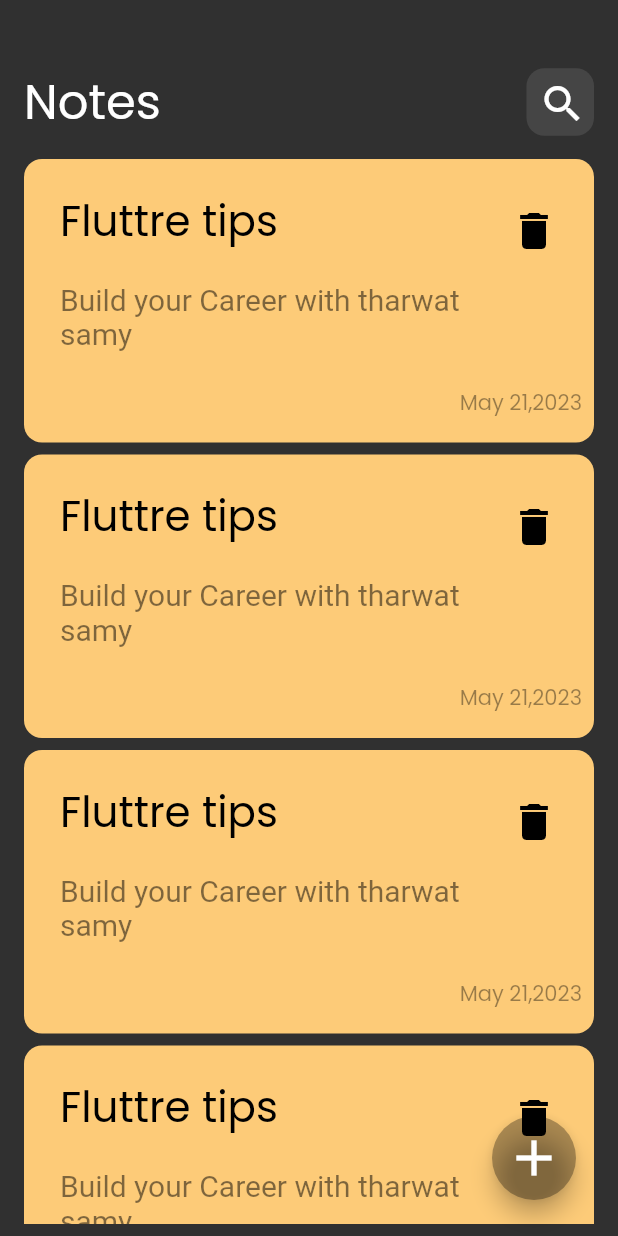
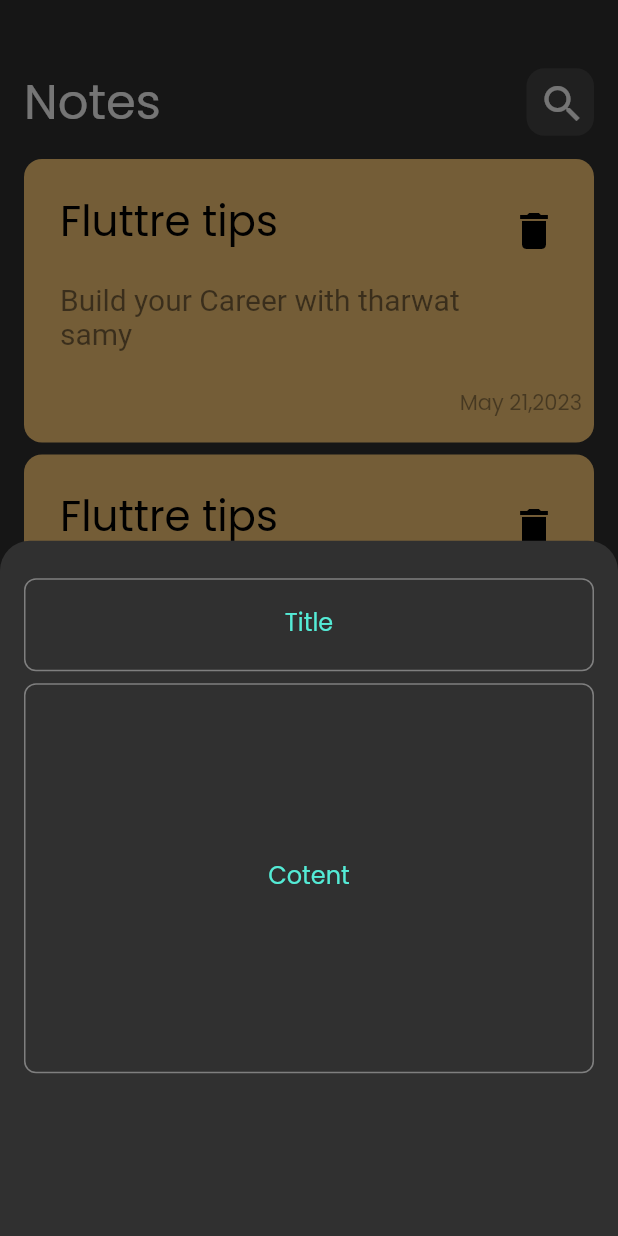
Before and after one commit to Awad-Safwat/notes_app, a Flutter app: the screen it shows after launch, after a tap on the "add" icon, on a phone screen of 412 x 824 dp. Run offline on Flutter 3.47's test engine with Material 2 defaults, Android fonts, the phone set to English and light mode, and no system bars; Roboto replaces fonts that are missing (assets/fonts/Poppins).

Commit message:
added TextField for adding new note

```diff
--- /dev/null
+++ b/lib/custome_widgets/custome_text_field.dart
@@ -0,0 +1,35 @@
+import 'package:flutter/material.dart';
+
+class CustomTextField extends StatelessWidget {
+  const CustomTextField({
+    required this.lableText,
+    required this.maxLines,
+    required this.minLines,
+    super.key,
+  });
+
+  final int minLines, maxLines;
+
+  final String lableText;
+
+  @override
+  Widget build(BuildContext context) {
+    return TextField(
+      minLines: minLines,
+      maxLines: maxLines,
+      decoration: InputDecoration(
+        label: Center(
+          child: Text(
+            lableText,
+            style: const TextStyle(
+              color: Color(0xFF54EBD6),
+            ),
+          ),
+        ),
+        border: OutlineInputBorder(
+          borderRadius: BorderRadius.circular(8),
+        ),
+      ),
+    );
+  }
+}
--- a/lib/custome_widgets/floating_action_button.dart
+++ b/lib/custome_widgets/floating_action_button.dart
@@ -1,4 +1,6 @@
 import 'package:flutter/material.dart';
+
+import 'custome_text_field.dart';
 
 class CustomFloatingActionButton extends StatelessWidget {
   const CustomFloatingActionButton({
@@ -10,12 +12,47 @@ class CustomFloatingActionButton extends StatelessWidget {
     return Padding(
       padding: const EdgeInsets.only(right: 12, bottom: 8),
       child: FloatingActionButton(
-        onPressed: () {},
-        backgroundColor: Colors.transparent.withOpacity(.3),
+        onPressed: () {
+          showModalBottomSheet(
+            shape: const RoundedRectangleBorder(
+              borderRadius: BorderRadius.vertical(
+                top: Radius.circular(20),
+              ),
+            ),
+            context: context,
+            builder: (BuildContext context) {
+              return Container(
+                child: const Padding(
+                  padding: EdgeInsets.symmetric(
+                    horizontal: 16,
+                    vertical: 25,
+                  ),
+                  child: Column(
+                    children: [
+                      CustomTextField(
+                        minLines: 1,
+                        maxLines: 2,
+                        lableText: 'Title',
+                      ),
+                      SizedBox(
+                        height: 8,
+                      ),
+                      CustomTextField(
+                        minLines: 10,
+                        maxLines: 20,
+                        lableText: 'Cotent',
+                      ),
+                    ],
+                  ),
+                ),
+              );
+            },
+          );
+        },
+        backgroundColor: const Color(0xFF54EBD6).withOpacity(1),
         child: const Icon(
           Icons.add,
           size: 40,
-          color: Colors.white,
         ),
       ),
     );
```
